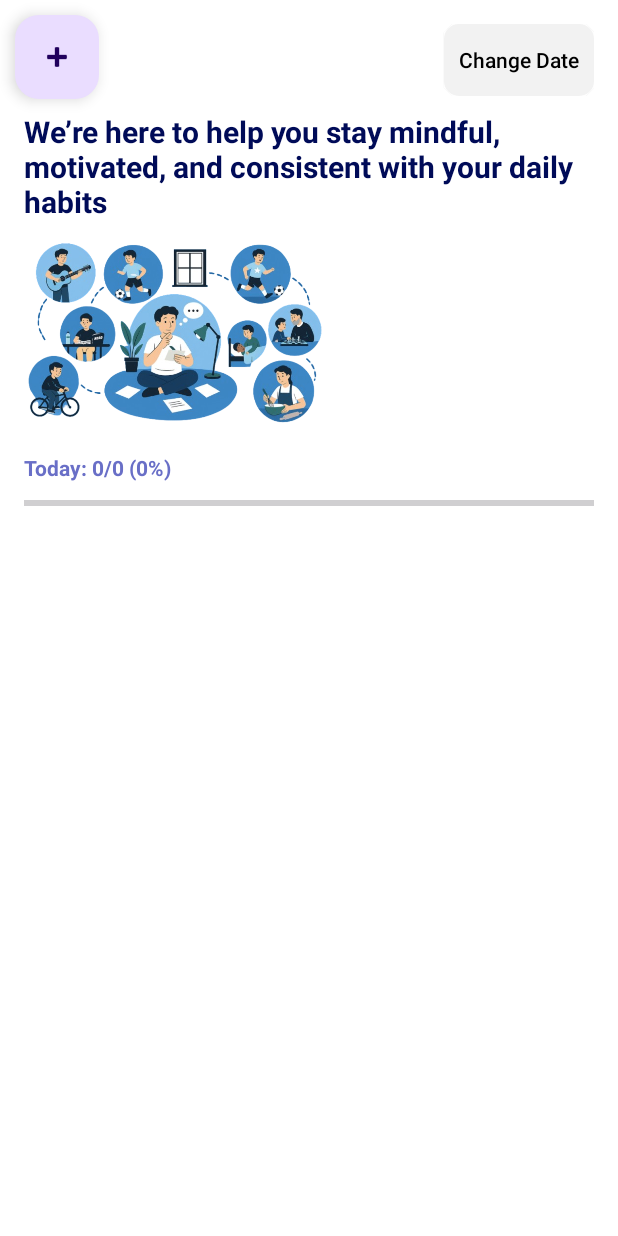
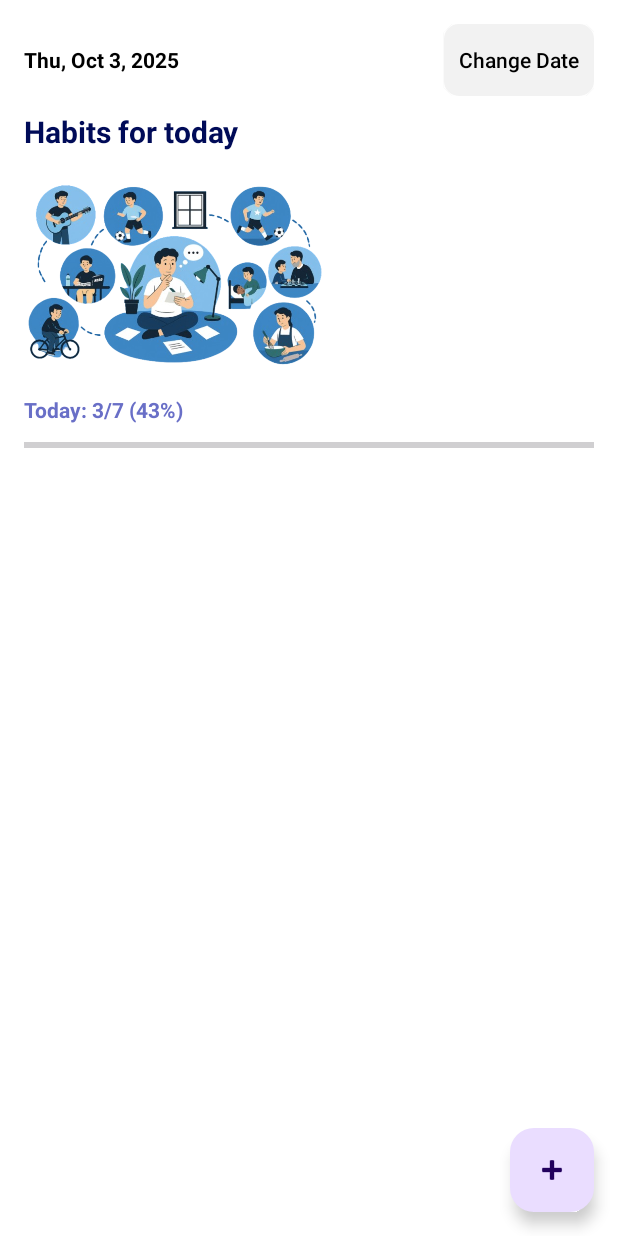
Before and after one commit to theshanGeeth123/WellnessFlow-Android-App, an Android app: the layout fragment_habit_list.xml on its own in the app's theme, with its tools: preview values and no code run, on a phone screen of 412 x 824 dp. Run offline under Robolectric (Android 15) with nearby library versions, the phone set to English and light mode, and no system bars.

Commit message:
Add scroll view to all

```diff
--- a/android-test/app/src/main/res/layout/dialog_mood_add.xml
+++ b/android-test/app/src/main/res/layout/dialog_mood_add.xml
@@ -12,7 +12,7 @@
 
         <TextView
             android:id="@+id/tvPickEmoji"
-            android:text="@string/pick_emoji"
+            android:text="@string/addMood"
             android:textStyle="bold"
             android:textColor="@color/black"
             android:layout_width="wrap_content" android:layout_height="wrap_content"/>
--- a/android-test/app/src/main/res/layout/fragment_habit_list.xml
+++ b/android-test/app/src/main/res/layout/fragment_habit_list.xml
@@ -2,27 +2,31 @@
 <androidx.coordinatorlayout.widget.CoordinatorLayout
     xmlns:android="http://schemas.android.com/apk/res/android"
     xmlns:app="http://schemas.android.com/apk/res-auto"
-    android:id="@+id/root"
+    xmlns:tools="http://schemas.android.com/tools"
     android:layout_width="match_parent"
-    android:background="@color/white"
-    android:layout_height="match_parent">
+    android:layout_height="match_parent"
+    android:background="@color/white">
 
-    <!-- Content column -->
+    <!-- Scrollable Content -->
+    <ScrollView
+        android:layout_width="match_parent"
+        android:layout_height="match_parent"
+        android:fillViewport="true">
+
         <LinearLayout
             android:id="@+id/content"
+            android:layout_width="match_parent"
+            android:layout_height="wrap_content"
             android:orientation="vertical"
-        android:padding="16dp"
-        android:layout_width="match_parent"
-        android:layout_height="match_parent">
+            android:padding="16dp">
 
+            <!-- Header row -->
             <LinearLayout
                 android:id="@+id/headerRow"
-            android:orientation="horizontal"
                 android:layout_width="match_parent"
                 android:layout_height="wrap_content"
-            android:gravity="center_vertical"
-
-            >
+                android:orientation="horizontal"
+                android:gravity="center_vertical">
 
                 <TextView
                     android:id="@+id/tvDate"
@@ -31,20 +35,20 @@
                     android:layout_weight="1"
                     android:text=""
                     android:textColor="@color/black"
-                android:textStyle="bold"/>
+                    android:textStyle="bold"
+                    tools:text="Thu, Oct 3, 2025"/>
 
                 <androidx.appcompat.widget.AppCompatButton
                     android:id="@+id/btnChangeDate"
                     android:layout_width="wrap_content"
-                android:textColor="@color/black"
+                    android:layout_height="wrap_content"
+                    android:background="@drawable/datebtn"
                     android:paddingLeft="10dp"
                     android:paddingRight="10dp"
                     android:textAllCaps="false"
-                android:layout_height="wrap_content"
-                android:background="@drawable/datebtn"
+                    android:textColor="@color/black"
                     android:text="@string/date"/>
             </LinearLayout>
-
 
             <TextView
                 android:id="@+id/textView3"
@@ -54,52 +58,56 @@
                 android:textSize="20sp"
                 android:textStyle="bold"
                 android:textColor="@color/blue_dark"
-            android:text="@string/habits_msg"/>
+                android:text="@string/habits_msg"
+                tools:text="Habits for today"/>
 
             <ImageView
                 android:id="@+id/imageView"
                 android:layout_width="200dp"
                 android:layout_height="150dp"
-            app:srcCompat="@drawable/hobiiesimg2" />
+                android:layout_marginTop="8dp"
+                app:srcCompat="@drawable/hobiiesimg2"
+                tools:ignore="UseAppTint"/>
 
             <TextView
                 android:id="@+id/tvProgress"
                 android:layout_width="wrap_content"
                 android:layout_height="wrap_content"
+                android:layout_marginTop="4dp"
                 android:text="Today: 0/0 (0%)"
                 android:textColor="@color/blue_light2"
                 android:textStyle="bold"
-            android:layout_marginTop="4dp"/>
+                tools:text="Today: 3/7 (43%)"/>
 
             <ProgressBar
                 android:id="@+id/progressBar"
                 style="?android:attr/progressBarStyleHorizontal"
                 android:layout_width="match_parent"
                 android:layout_height="wrap_content"
+                android:layout_marginTop="6dp"
                 android:max="100"
-            android:progressTint="@color/blue_light2"
                 android:progress="0"
-            android:layout_marginTop="6dp"/>
+                android:progressTint="@color/blue_light2"/>
 
-
+            <!-- RecyclerView (inside ScrollView, so disable nested scrolling) -->
             <androidx.recyclerview.widget.RecyclerView
                 android:id="@+id/rvHabits"
                 android:layout_width="match_parent"
-            android:layout_height="0dp"
-            android:layout_weight="1"
+                android:layout_height="wrap_content"
+                android:paddingTop="12dp"
+                android:clipToPadding="false"
+                android:nestedScrollingEnabled="false"
+                android:paddingBottom="72dp"/>
+        </LinearLayout>
+    </ScrollView>
 
-            android:paddingTop="12dp"/>
-    </LinearLayout>
-
-
+    <!-- FAB -->
     <com.google.android.material.floatingactionbutton.FloatingActionButton
         android:id="@+id/fabAdd"
         android:layout_width="wrap_content"
         android:layout_height="wrap_content"
-        android:contentDescription="Add habit"
+        android:layout_margin="16dp"
         app:srcCompat="@android:drawable/ic_input_add"
-        android:layout_margin="10dp"
         app:layout_anchor="@id/content"
-        app:layout_anchorGravity="top|start" />
-
+        app:layout_anchorGravity="bottom|end"/>
 </androidx.coordinatorlayout.widget.CoordinatorLayout>
--- a/android-test/app/src/main/res/values/strings.xml
+++ b/android-test/app/src/main/res/values/strings.xml
@@ -14,7 +14,8 @@
     <string name="add_mood">Add Mood</string>
     <string name="delete">Delete</string>
     <string name="pick_emoji">Pick an emoji</string>
-    <string name="note_optional">Add your own note to mode journel</string>
+    <string name="addMood">Add your mood today</string>
+    <string name="note_optional">Add a note to mode journel</string>
     <string name="mood_journal">Mood Journal</string>
     <string name="activities">My Activities</string>
 
@@ -35,6 +36,6 @@
 
     <string name="habits_msg">We’re here to help you stay mindful, motivated, and consistent with your daily habits</string>
 
-    <string name="moods_msg">Here, every feeling matters. Track your moods, reflect on your day, and discover patterns that help you grow happier and healthier—one entry at a time.</string>
+    <string name="moods_msg">Here, every feeling matters. Track your moods, reflect on your day, Track your mood everyday.</string>
 
 </resources>
```
Also changed, not shown: android-test/app/src/main/res/layout/activity_main.xml (+10 -0 lines), android-test/app/src/main/res/layout/fragment_mood_list.xml (+38 -10 lines), android-test/app/src/main/res/drawable/emojiposter.png (added). Lines whose indentation alone changed are shown as unchanged.
